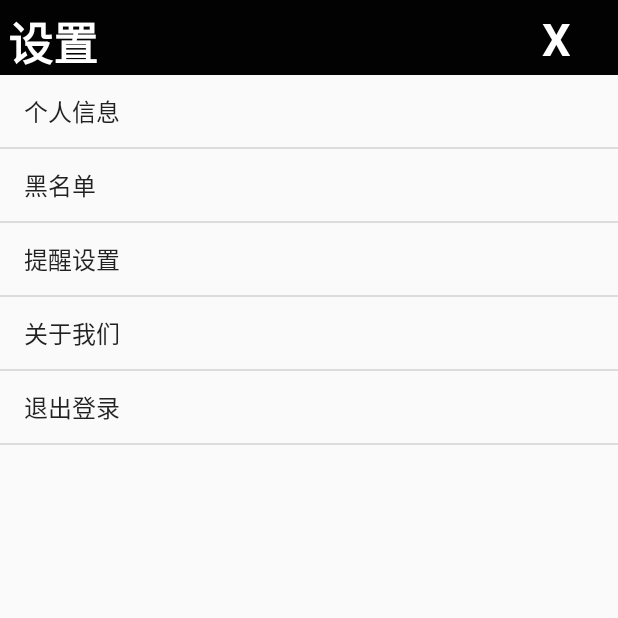
After one commit to zzqCc/Memo, an Android app: the Setting screen opened directly, with no data from a screen before it, on a phone screen of 412 x 824 dp, the top half of it. The commit adds this screen. Run offline under Robolectric (Android 15) with nearby library versions, the phone set to English and light mode, and no system bars.

Commit message:
finish PopupWindow in MainActivity and add Setting Activity

```diff
--- a/Memo/app/src/main/AndroidManifest.xml
+++ b/Memo/app/src/main/AndroidManifest.xml
@@ -25,6 +25,8 @@
         <activity android:name=".contact.ChooseContact"/>
         <activity android:name=".memo.MemoActivity"/>
         <activity android:name=".memo.MemoDetail"/>
+        <activity android:name=".memo.Popup"/>
+        <activity android:name=".memo.Setting"/>
     </application>
 
 </manifest>
--- /dev/null
+++ b/Memo/app/src/main/java/com/example/memo/Setting.java
@@ -0,0 +1,64 @@
+package com.example.memo;
+
+import android.app.Activity;
+import android.os.Bundle;
+import android.view.View;
+import android.widget.AdapterView;
+import android.widget.ArrayAdapter;
+import android.widget.ListView;
+import android.widget.TextView;
+import android.widget.Toast;
+
+import com.example.R;
+
+/**
+ * Created by 启琛 on 2016/4/21.
+ */
+public class Setting extends Activity
+{
+    private String[] data = {"个人信息","黑名单","提醒设置","关于我们","退出登录"};
+    @Override
+    protected void onCreate(Bundle saveInstanceState)
+    {
+        super.onCreate(saveInstanceState);
+        setContentView(R.layout.activity_setting);
+        TextView textView=(TextView)findViewById(R.id.back_from_setting);
+        textView.setOnClickListener(new View.OnClickListener() {
+            @Override
+            public void onClick(View v) {
+                finish();
+            }
+        });
+        ArrayAdapter<String> adapter = new ArrayAdapter<String>(
+                Setting.this, android.R.layout.simple_list_item_1, data);
+        ListView listView = (ListView) findViewById(R.id.setting_list_view);
+        listView.setAdapter(adapter);
+        listView.setOnItemClickListener(new AdapterView.OnItemClickListener() {
+            @Override
+            public void onItemClick(AdapterView<?> parent, View view, int position, long id) {
+                String string=data[position];
+                switch (string)
+                {
+                    case "个人信息":
+                        Toast.makeText(Setting.this, "个人信息", Toast.LENGTH_SHORT).show();
+                        break;
+                    case "黑名单":
+                        Toast.makeText(Setting.this,"黑名单",Toast.LENGTH_SHORT).show();
+                        break;
+                    case "提醒设置":
+                        Toast.makeText(Setting.this,"提醒设置",Toast.LENGTH_SHORT).show();
+                        break;
+                    case "关于我们":
+                        Toast.makeText(Setting.this,"关于我们",Toast.LENGTH_SHORT).show();
+                        break;
+                    case "退出登录":
+                        Toast.makeText(Setting.this,"退出登录",Toast.LENGTH_SHORT).show();
+                        break;
+                    default:
+                        break;
+
+                }
+            }
+        });
+    }
+}
--- /dev/null
+++ b/Memo/app/src/main/res/layout/activity_setting.xml
@@ -0,0 +1,41 @@
+<?xml version="1.0" encoding="utf-8"?>
+<LinearLayout xmlns:android="http://schemas.android.com/apk/res/android"
+    android:orientation="vertical" android:layout_width="match_parent"
+    android:layout_height="match_parent">
+    <LinearLayout
+        android:layout_width="match_parent"
+        android:layout_height="50dp"
+        android:background="#020202">
+        <TextView
+            android:layout_width="0dp"
+            android:layout_height="wrap_content"
+            android:layout_weight="9"
+            android:text="设置"
+            android:layout_margin="5dp"
+            android:textSize="30sp"
+            android:textColor="#ffffff"
+            android:textStyle="bold"
+            />
+        <TextView
+            android:id="@+id/back_from_setting"
+            android:layout_width="0dp"
+            android:layout_height="match_parent"
+            android:text="X"
+            android:textSize="30sp"
+            android:textColor="#ffffff"
+            android:layout_weight="2"
+            android:layout_margin="5dp"
+            android:gravity="center"
+            android:textStyle="bold"
+            android:clickable="true"
+
+            />
+    </LinearLayout>
+
+    <ListView
+        android:id="@+id/setting_list_view"
+        android:layout_width="match_parent"
+        android:layout_height="match_parent">
+
+    </ListView>
+</LinearLayout>
--- a/Memo/app/src/main/res/layout/bottom_menu.xml
+++ b/Memo/app/src/main/res/layout/bottom_menu.xml
@@ -30,7 +30,7 @@
         android:layout_height="50dp"
         android:layout_weight="1"
         android:id="@+id/friends"
-        android:src="@mipmap/friends"
+        android:src="@mipmap/contacts"
         android:scaleType="fitCenter"
         android:layout_margin="5dp"/>
         </LinearLayout>
```
Also changed, not shown: Memo/app/src/main/java/com/example/lx/memo2/MainActivity.java (+8 -24 lines), Memo/app/src/main/java/com/example/memo/Popup.java (added, +64 -0 lines), Memo/app/src/main/res/layout/activity_main.xml (+16 -1 lines), Memo/app/src/main/res/layout/option_item.xml (added, +55 -0 lines), Memo/app/src/main/res/layout/top_menu.xml (deleted, +0 -39 lines), Memo/app/src/main/res/mipmap-hdpi/add.png, Memo/app/src/main/res/mipmap-hdpi/contacts.png (added), Memo/app/src/main/res/mipmap-hdpi/edit.png, Memo/app/src/main/res/mipmap-hdpi/friends.png (deleted), Memo/app/src/main/res/mipmap-hdpi/hisrory.png (deleted), Memo/app/src/main/res/mipmap-hdpi/history.png (added), Memo/app/src/main/res/mipmap-hdpi/setting.png.
